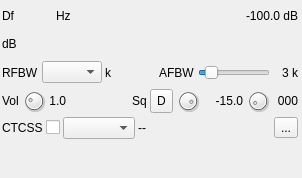
Old version of the form plugins/channelrx/demodnfm/nfmdemodgui.ui in the repository f4exb/sdrangel.
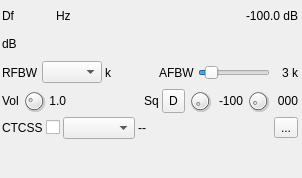
New version of the form. Icons and pictures are not drawn. Custom widgets are drawn as their Qt base class.

```diff
--- a/plugins/channelrx/demodnfm/nfmdemodgui.ui
+++ b/plugins/channelrx/demodnfm/nfmdemodgui.ui
@@ -428,7 +428,7 @@
          <string>Squelch threshold (dB)</string>
         </property>
         <property name="minimum">
-         <number>-1000</number>
+         <number>-100</number>
         </property>
         <property name="maximum">
          <number>0</number>
@@ -440,7 +440,7 @@
          <number>1</number>
         </property>
         <property name="value">
-         <number>-150</number>
+         <number>-100</number>
         </property>
        </widget>
       </item>
@@ -448,21 +448,15 @@
        <widget class="QLabel" name="squelchText">
         <property name="minimumSize">
          <size>
-          <width>40</width>
+          <width>28</width>
           <height>0</height>
          </size>
         </property>
-        <property name="maximumSize">
-         <size>
-          <width>16777215</width>
-          <height>16777215</height>
-         </size>
-        </property>
         <property name="toolTip">
          <string>Squelch threshold (dB)</string>
         </property>
         <property name="text">
-         <string>-15.0</string>
+         <string>-100</string>
         </property>
         <property name="alignment">
          <set>Qt::AlignRight|Qt::AlignTrailing|Qt::AlignVCenter</set>
```
